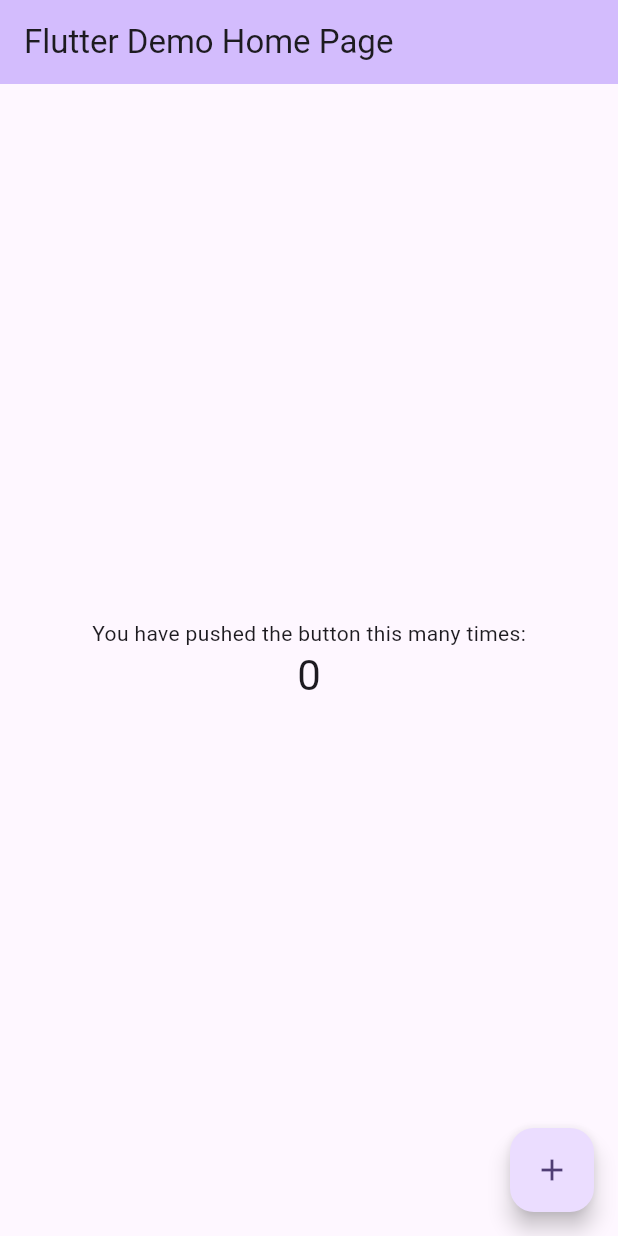
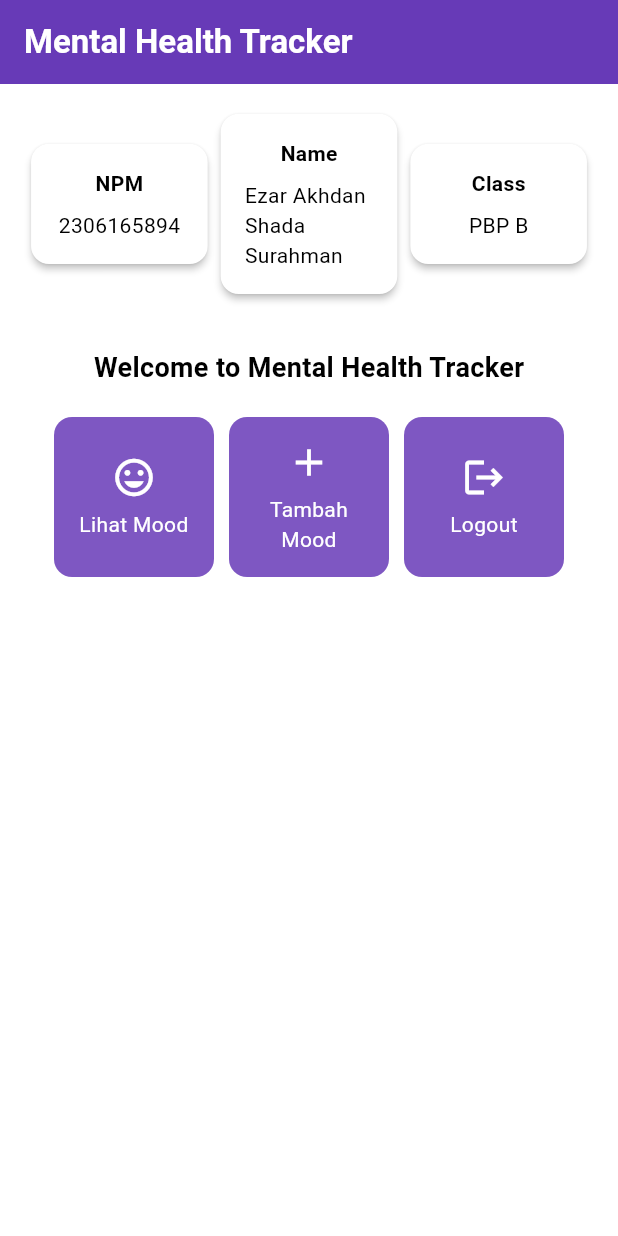
Before and after one commit to ezarsurahman/mental-health-tracker-mobile, a Flutter app: the screen it shows after launch, on a phone screen of 412 x 824 dp. Run offline on Flutter 3.47's test engine with Material 3 defaults, Android fonts, the phone set to English and light mode, and no system bars.

Commit message:
Complete Tutorial 6

```diff
--- a/lib/main.dart
+++ b/lib/main.dart
@@ -1,4 +1,5 @@
 import 'package:flutter/material.dart';
+import 'package:mental_health_tracker/menu.dart';
 
 void main() {
   runApp(const MyApp());
@@ -28,98 +29,12 @@ class MyApp extends StatelessWidget {
         //
         // This works for code too, not just values: Most code changes can be
         // tested with just a hot reload.
-        colorScheme: ColorScheme.fromSeed(seedColor: Colors.deepPurple),
+        colorScheme: ColorScheme.fromSwatch(
+        primarySwatch: Colors.deepPurple,
+        ).copyWith(secondary: Colors.deepPurple[400]),
         useMaterial3: true,
       ),
-      home: const MyHomePage(title: 'Flutter Demo Home Page'),
+      home: MyHomePage(),
     );
   }
 }
-
-class MyHomePage extends StatefulWidget {
-  const MyHomePage({super.key, required this.title});
-
-  // This widget is the home page of your application. It is stateful, meaning
-  // that it has a State object (defined below) that contains fields that affect
-  // how it looks.
-
-  // This class is the configuration for the state. It holds the values (in this
-  // case the title) provided by the parent (in this case the App widget) and
-  // used by the build method of the State. Fields in a Widget subclass are
-  // always marked "final".
-
-  final String title;
-
-  @override
-  State<MyHomePage> createState() => _MyHomePageState();
-}
-
-class _MyHomePageState extends State<MyHomePage> {
-  int _counter = 0;
-
-  void _incrementCounter() {
-    setState(() {
-      // This call to setState tells the Flutter framework that something has
-      // changed in this State, which causes it to rerun the build method below
-      // so that the display can reflect the updated values. If we changed
-      // _counter without calling setState(), then the build method would not be
-      // called again, and so nothing would appear to happen.
-      _counter++;
-    });
-  }
-
-  @override
-  Widget build(BuildContext context) {
-    // This method is rerun every time setState is called, for instance as done
-    // by the _incrementCounter method above.
-    //
-    // The Flutter framework has been optimized to make rerunning build methods
-    // fast, so that you can just rebuild anything that needs updating rather
-    // than having to individually change instances of widgets.
-    return Scaffold(
-      appBar: AppBar(
-        // TRY THIS: Try changing the color here to a specific color (to
-        // Colors.amber, perhaps?) and trigger a hot reload to see the AppBar
-        // change color while the other colors stay the same.
-        backgroundColor: Theme.of(context).colorScheme.inversePrimary,
-        // Here we take the value from the MyHomePage object that was created by
-        // the App.build method, and use it to set our appbar title.
-        title: Text(widget.title),
-      ),
-      body: Center(
-        // Center is a layout widget. It takes a single child and positions it
-        // in the middle of the parent.
-        child: Column(
-          // Column is also a layout widget. It takes a list of children and
-          // arranges them vertically. By default, it sizes itself to fit its
-          // children horizontally, and tries to be as tall as its parent.
-          //
-          // Column has various properties to control how it sizes itself and
-          // how it positions its children. Here we use mainAxisAlignment to
-          // center the children vertically; the main axis here is the vertical
-          // axis because Columns are vertical (the cross axis would be
-          // horizontal).
-          //
-          // TRY THIS: Invoke "debug painting" (choose the "Toggle Debug Paint"
-          // action in the IDE, or press "p" in the console), to see the
-          // wireframe for each widget.
-          mainAxisAlignment: MainAxisAlignment.center,
-          children: <Widget>[
-            const Text(
-              'You have pushed the button this many times:',
-            ),
-            Text(
-              '$_counter',
-              style: Theme.of(context).textTheme.headlineMedium,
-            ),
-          ],
-        ),
-      ),
-      floatingActionButton: FloatingActionButton(
-        onPressed: _incrementCounter,
-        tooltip: 'Increment',
-        child: const Icon(Icons.add),
-      ), // This trailing comma makes auto-formatting nicer for build methods.
-    );
-  }
-}
--- /dev/null
+++ b/lib/menu.dart
@@ -0,0 +1,189 @@
+import 'package:flutter/material.dart';
+
+class MyHomePage extends StatelessWidget {
+  final String npm = '2306165894';
+  final String name = 'Ezar Akhdan Shada Surahman';
+  final String className = 'PBP B';
+
+  MyHomePage({super.key});
+
+  final List<ItemHomepage> items = [
+        ItemHomepage("Lihat Mood", Icons.mood),
+        ItemHomepage("Tambah Mood", Icons.add),
+        ItemHomepage("Logout", Icons.logout),
+      ];
+
+  @override
+  Widget build(BuildContext context) {
+    // Scaffold menyediakan struktur dasar halaman dengan AppBar dan body.
+    return Scaffold(
+      // AppBar adalah bagian atas halaman yang menampilkan judul.
+      appBar: AppBar(
+        // Judul aplikasi "Mental Health Tracker" dengan teks putih dan tebal.
+        title: const Text(
+          'Mental Health Tracker',
+          style: TextStyle(
+            color: Colors.white,
+            fontWeight: FontWeight.bold,
+          ),
+        ),
+        // Warna latar belakang AppBar diambil dari skema warna tema aplikasi.
+        backgroundColor: Theme.of(context).colorScheme.primary,
+      ),
+      // Body halaman dengan padding di sekelilingnya.
+      body: Padding(
+        padding: const EdgeInsets.all(16.0),
+        // Menyusun widget secara vertikal dalam sebuah kolom.
+        child: Column(
+          crossAxisAlignment: CrossAxisAlignment.center,
+          children: [
+            // Row untuk menampilkan 3 InfoCard secara horizontal.
+            Row(
+              mainAxisAlignment: MainAxisAlignment.spaceEvenly,
+              children: [
+                InfoCard(title: 'NPM', content: npm),
+                InfoCard(title: 'Name', content: name),
+                InfoCard(title: 'Class', content: className),
+              ],
+            ),
+
+            // Memberikan jarak vertikal 16 unit.
+            const SizedBox(height: 16.0),
+
+            // Menempatkan widget berikutnya di tengah halaman.
+            Center(
+              child: Column(
+                // Menyusun teks dan grid item secara vertikal.
+
+                children: [
+                  // Menampilkan teks sambutan dengan gaya tebal dan ukuran 18.
+                  const Padding(
+                    padding: EdgeInsets.only(top: 16.0),
+                    child: Text(
+                      'Welcome to Mental Health Tracker',
+                      style: TextStyle(
+                        fontWeight: FontWeight.bold,
+                        fontSize: 18.0,
+                      ),
+                    ),
+                  ),
+
+                  // Grid untuk menampilkan ItemCard dalam bentuk grid 3 kolom.
+                  GridView.count(
+                    primary: true,
+                    padding: const EdgeInsets.all(20),
+                    crossAxisSpacing: 10,
+                    mainAxisSpacing: 10,
+                    crossAxisCount: 3,
+                    // Agar grid menyesuaikan tinggi kontennya.
+                    shrinkWrap: true,
+
+                    // Menampilkan ItemCard untuk setiap item dalam list items.
+                    children: items.map((ItemHomepage item) {
+                      return ItemCard(item);
+                    }).toList(),
+                  ),
+                ],
+              ),
+            ),
+          ],
+        ),
+      ),
+    );
+  }
+}
+
+class InfoCard extends StatelessWidget {
+  // Kartu informasi yang menampilkan title dan content.
+
+  final String title;  // Judul kartu.
+  final String content;  // Isi kartu.
+
+  const InfoCard({super.key, required this.title, required this.content});
+
+  @override
+  Widget build(BuildContext context) {
+    return Card(
+      // Membuat kotak kartu dengan bayangan dibawahnya.
+      elevation: 2.0,
+      child: Container(
+        // Mengatur ukuran dan jarak di dalam kartu.
+        width: MediaQuery.of(context).size.width / 3.5, // menyesuaikan dengan lebar device yang digunakan.
+        padding: const EdgeInsets.all(16.0),
+        // Menyusun title dan content secara vertikal.
+        child: Column(
+          children: [
+            Text(
+              title,
+              style: const TextStyle(fontWeight: FontWeight.bold),
+            ),
+            const SizedBox(height: 8.0),
+            Text(content),
+          ],
+        ),
+      ),
+    );
+  }
+}
+
+class ItemHomepage {
+    final String name;
+    final IconData icon;
+
+    ItemHomepage(this.name, this.icon);
+}
+
+
+class ItemCard extends StatelessWidget {
+  // Menampilkan kartu dengan ikon dan nama.
+
+  final ItemHomepage item;
+
+  const ItemCard(this.item, {super.key});
+
+  @override
+  Widget build(BuildContext context) {
+    return Material(
+      // Menentukan warna latar belakang dari tema aplikasi.
+      color: Theme.of(context).colorScheme.secondary,
+      // Membuat sudut kartu melengkung.
+      borderRadius: BorderRadius.circular(12),
+
+      child: InkWell(
+        // Aksi ketika kartu ditekan.
+        onTap: () {
+          // Menampilkan pesan SnackBar saat kartu ditekan.
+          ScaffoldMessenger.of(context)
+            ..hideCurrentSnackBar()
+            ..showSnackBar(
+              SnackBar(content: Text("Kamu telah menekan tombol ${item.name}!"))
+            );
+        },
+        // Container untuk menyimpan Icon dan Text
+        child: Container(
+          padding: const EdgeInsets.all(8),
+          child: Center(
+            child: Column(
+              // Menyusun ikon dan teks di tengah kartu.
+              mainAxisAlignment: MainAxisAlignment.center,
+              children: [
+                Icon(
+                  item.icon,
+                  color: Colors.white,
+                  size: 30.0,
+                ),
+                const Padding(padding: EdgeInsets.all(3)),
+                Text(
+                  item.name,
+                  textAlign: TextAlign.center,
+                  style: const TextStyle(color: Colors.white),
+                ),
+              ],
+            ),
+          ),
+        ),
+      ),
+    );
+  }
+
+}
```
